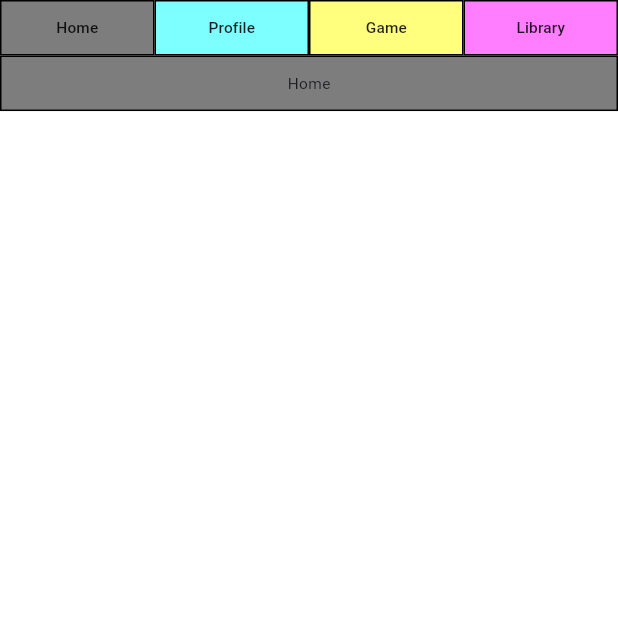
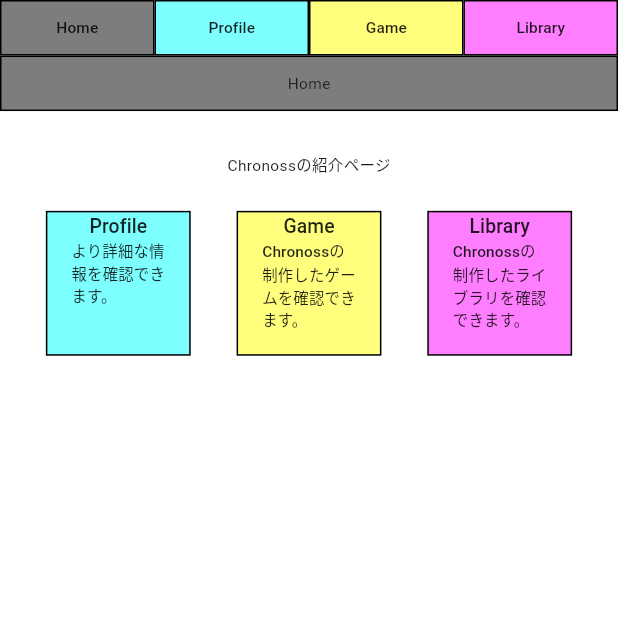
Before and after one commit to Chronoss0518/flutter_profile_web, a Flutter app: the screen it shows after launch, on a phone screen of 412 x 824 dp, the top half of it. Run offline on Flutter 3.47's test engine with Material 3 defaults, Android fonts, the light colour scheme and no system bars.

Commit message:
Home画面の作成

```diff
--- a/lib/display/home.dart
+++ b/lib/display/home.dart
@@ -2,9 +2,23 @@
 import 'package:flutter/material.dart';
 import 'package:flutter_profile_homepage/component/menu.dart';
 import 'package:flutter_profile_homepage/display/display_base.dart';
+import 'package:flutter_profile_homepage/display/game.dart';
+import 'package:flutter_profile_homepage/display/library.dart';
+import 'package:flutter_profile_homepage/display/profile.dart';
 
 const HOME_TITLE = "Home";
 const HOME_THAME_COLOR = Color.fromARGB(255, 125, 125, 125);
+
+const _TITLE_TEXT_SIZE_PARSEC = 40.0 / EXPECTED_HEIGHT;
+const _DESCRIPTION_TEXT_SIZE_PARSEC = 32.0 / EXPECTED_HEIGHT;
+
+const _ALINE_SIZE = 95.0;
+const _PANEL_WIDTH = 300.0;
+const _PANEL_HEIGHT = 300.0;
+
+const _TOP_TEXT_TOP_ALINE = 87.0;
+const _TOP_TEXT_BOTTOM_ALINE = 70.0;
+const _TOP_TEXT_SIZE = 32.0 / EXPECTED_HEIGHT;
 
 class Home extends StatefulWidget {
   const Home({super.key});
@@ -17,11 +31,51 @@ class _State extends State<Home> {
 
   @override
   Widget build(BuildContext context) {
+
+    var mediaSize = MediaQuery.of(context).size;
+
+    var parsec = DisplayBase.getDisplayParsecValue(mediaSize.width, mediaSize.height);
+    var size = DisplayBase.getDisplayParsec(mediaSize.width,mediaSize.height);
+
     return DisplayBase(
-      Center(),
+      Column(children: [
+        Container(
+          margin: EdgeInsets.only(top:_TOP_TEXT_TOP_ALINE * parsec,bottom:_TOP_TEXT_BOTTOM_ALINE * parsec),
+          child: Text("Chronossの紹介ページ",style: TextStyle(fontSize: _TOP_TEXT_SIZE * size.height),),
+        ),
+        Center(
+          child: Row(
+            children: [
+            _createPanels(context,PROFILE_KEY,PROFILE_THAME_COLOR,PROFILE_TITLE,"より詳細な情報を確認できます。"),
+            _createPanels(context,GAME_KEY,GAME_THAME_COLOR,GAME_TITLE,"Chronossの制作したゲームを確認できます。"),
+            _createPanels(context,LIBRARY_KEY,LIBRARY_THAME_COLOR,LIBRARY_TITLE,"Chronossの制作したライブラリを確認できます。"),
+          ],),
+        )
+      ],),
       HOME_KEY,
       HOME_TITLE,
       HOME_THAME_COLOR,
     );
   }
+
+  Widget _createPanels(BuildContext context,String pageKey,Color thema,String title,String description,)
+  {
+    var mediaSize = MediaQuery.of(context).size;
+
+    var parsec = DisplayBase.getDisplayParsecValue(mediaSize.width,mediaSize.height);
+    var size = DisplayBase.getDisplayParsec(mediaSize.width,mediaSize.height);
+
+    return Container(
+      margin: EdgeInsets.only(left:_ALINE_SIZE * parsec,),
+      width:_PANEL_WIDTH * parsec,
+      height:_PANEL_HEIGHT * parsec,
+      decoration: BoxDecoration(color:thema,border: Border.all()),
+      child:MaterialButton(
+        onPressed: (){HeaderMenu.changePage(context,pageKey);},
+        child:Column(children: [
+          Center(child: Text(title,style: TextStyle(fontSize: _TITLE_TEXT_SIZE_PARSEC * size.height),)),
+          Center(child: Text(description,style: TextStyle(fontSize: _DESCRIPTION_TEXT_SIZE_PARSEC * size.height),maxLines: 8,))
+        ],),)
+    );
+  }
 }
```
